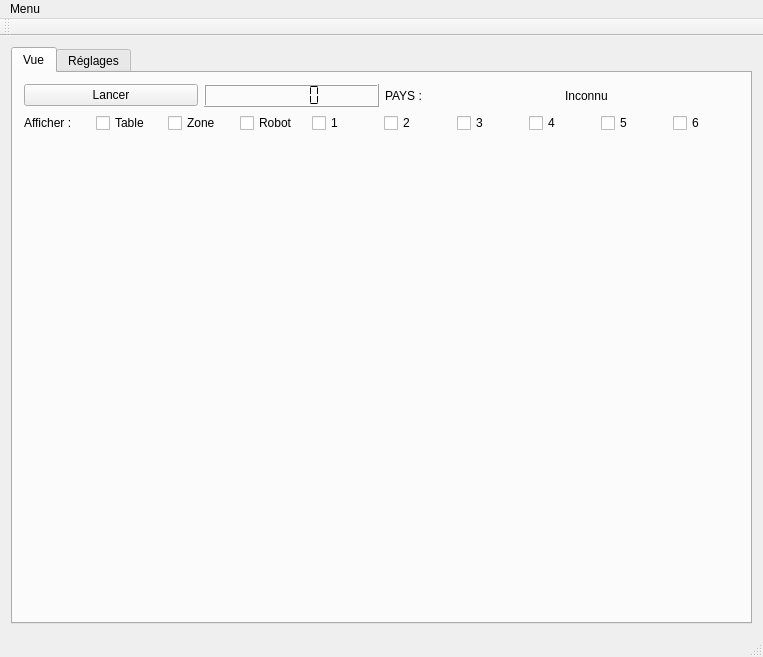
Before: the Qt Designer form OpenCV_test/mainwindow.ui in simonbeaudoin0935/Design3, drawn with Qt 5.
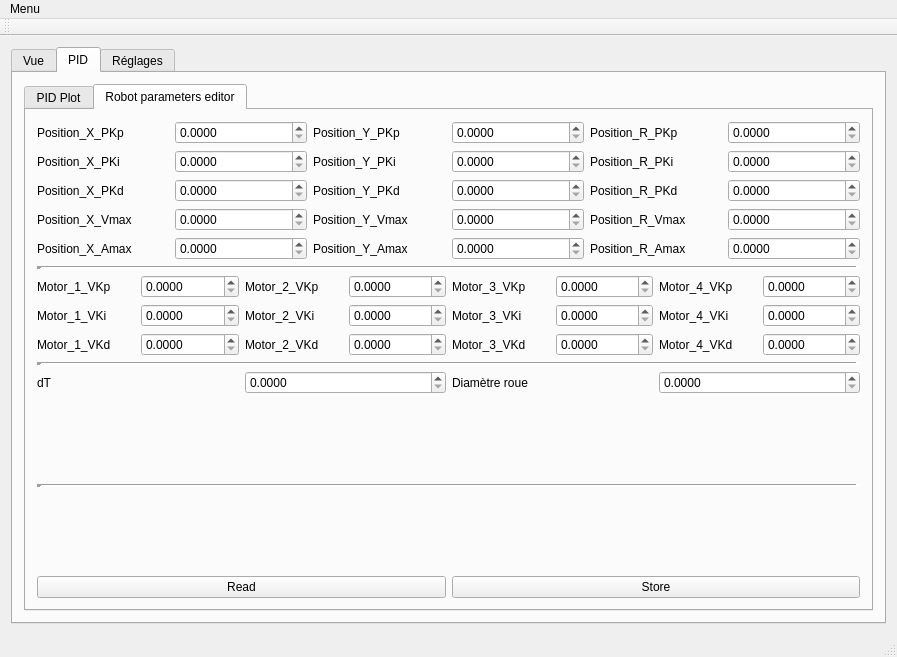
After: the same form once the commit is applied.

```diff
--- a/OpenCV_test/mainwindow.ui
+++ b/OpenCV_test/mainwindow.ui
@@ -6,7 +6,7 @@
    <rect>
     <x>0</x>
     <y>0</y>
-    <width>763</width>
+    <width>897</width>
     <height>657</height>
    </rect>
   </property>
@@ -18,7 +18,7 @@
     <item>
      <widget class="QTabWidget" name="tabWidget">
       <property name="currentIndex">
-       <number>0</number>
+       <number>1</number>
       </property>
       <widget class="QWidget" name="tab_View">
        <attribute name="title">
@@ -148,9 +148,9 @@
           <item>
            <widget class="QLabel" name="label_Computed_Image">
             <property name="sizePolicy">
-             <sizepolicy hsizetype="Expanding" vsizetype="Expanding">
-              <horstretch>0</horstretch>
-              <verstretch>0</verstretch>
+             <sizepolicy hsizetype="Preferred" vsizetype="Preferred">
+              <horstretch>1</horstretch>
+              <verstretch>1</verstretch>
              </sizepolicy>
             </property>
             <property name="text">
@@ -162,6 +162,922 @@
         </item>
        </layout>
       </widget>
+      <widget class="QWidget" name="tab_PID">
+       <attribute name="title">
+        <string>PID</string>
+       </attribute>
+       <layout class="QVBoxLayout" name="verticalLayout_4">
+        <item>
+         <widget class="QTabWidget" name="tabWidget_3">
+          <property name="currentIndex">
+           <number>1</number>
+          </property>
+          <widget class="QWidget" name="tab_8">
+           <attribute name="title">
+            <string>PID Plot</string>
+           </attribute>
+           <widget class="QWidget" name="">
+            <layout class="QVBoxLayout" name="verticalLayout_19">
+             <item>
+              <layout class="QHBoxLayout" name="horizontalLayout_24">
+               <item>
+                <widget class="QPushButton" name="pushButton_PID_Activate">
+                 <property name="text">
+                  <string>Activer</string>
+                 </property>
+                </widget>
+               </item>
+               <item>
+                <widget class="QPushButton" name="pushButton_PID_Pause_Play">
+                 <property name="text">
+                  <string>Pause</string>
+                 </property>
+                </widget>
+               </item>
+              </layout>
+             </item>
+             <item>
+              <layout class="QHBoxLayout" name="horizontalLayout_8">
+               <item>
+                <widget class="QPushButton" name="pushButton_PID_Start">
+                 <property name="text">
+                  <string>Lancer</string>
+                 </property>
+                </widget>
+               </item>
+               <item>
+                <widget class="QPushButton" name="pushButton_PID_Kill">
+                 <property name="text">
+                  <string>Interrompre</string>
+                 </property>
+                </widget>
+               </item>
+              </layout>
+             </item>
+             <item>
+              <layout class="QHBoxLayout" name="horizontalLayout_56">
+               <item>
+                <widget class="QRadioButton" name="radioButton_Deplacement_X">
+                 <property name="text">
+                  <string>Déplacement X (cm)</string>
+                 </property>
+                 <property name="checked">
+                  <bool>true</bool>
+                 </property>
+                </widget>
+               </item>
+               <item>
+                <widget class="QDoubleSpinBox" name="doubleSpinBox_Deplacement_X">
+                 <property name="minimum">
+                  <double>-99.989999999999995</double>
+                 </property>
+                </widget>
+               </item>
+               <item>
+                <widget class="QRadioButton" name="radioButton_Deplacement_Y">
+                 <property name="text">
+                  <string>Déplacement Y (cm)</string>
+                 </property>
+                </widget>
+               </item>
+               <item>
+                <widget class="QDoubleSpinBox" name="doubleSpinBox_Deplacement_Y">
+                 <property name="minimum">
+                  <double>-99.989999999999995</double>
+                 </property>
+                </widget>
+               </item>
+               <item>
+                <widget class="QRadioButton" name="radioButton_Deplacement_R">
+                 <property name="text">
+                  <string>Rotation (deg)</string>
+                 </property>
+                </widget>
+               </item>
+               <item>
+                <widget class="QDoubleSpinBox" name="doubleSpinBox_Deplacement_R">
+                 <property name="minimum">
+                  <double>-99.989999999999995</double>
+                 </property>
+                </widget>
+               </item>
+              </layout>
+             </item>
+             <item>
+              <layout class="QHBoxLayout" name="horizontalLayout_57">
+               <item>
+                <widget class="QCheckBox" name="checkBox_10">
+                 <property name="text">
+                  <string>Consigne Déplacement</string>
+                 </property>
+                </widget>
+               </item>
+               <item>
+                <widget class="QCheckBox" name="checkBox_11">
+                 <property name="text">
+                  <string>Consigne Vitesse</string>
+                 </property>
+                </widget>
+               </item>
+               <item>
+                <widget class="QCheckBox" name="checkBox_12">
+                 <property name="text">
+                  <string>Moteur 1</string>
+                 </property>
+                </widget>
+               </item>
+               <item>
+                <widget class="QCheckBox" name="checkBox_13">
+                 <property name="text">
+                  <string>Moteur 2</string>
+                 </property>
+                </widget>
+               </item>
+               <item>
+                <widget class="QCheckBox" name="checkBox_14">
+                 <property name="text">
+                  <string>Moteur 3</string>
+                 </property>
+                </widget>
+               </item>
+               <item>
+                <widget class="QCheckBox" name="checkBox_15">
+                 <property name="text">
+                  <string>Moteur 4</string>
+                 </property>
+                </widget>
+               </item>
+              </layout>
+             </item>
+            </layout>
+           </widget>
+          </widget>
+          <widget class="QWidget" name="tab_9">
+           <attribute name="title">
+            <string>Robot parameters editor</string>
+           </attribute>
+           <layout class="QVBoxLayout" name="verticalLayout_9">
+            <item>
+             <layout class="QVBoxLayout" name="verticalLayout_26">
+              <item>
+               <layout class="QHBoxLayout" name="horizontalLayout_52">
+                <item>
+                 <layout class="QHBoxLayout" name="horizontalLayout_6">
+                  <item>
+                   <layout class="QVBoxLayout" name="verticalLayout_16">
+                    <item>
+                     <layout class="QHBoxLayout" name="horizontalLayout_14">
+                      <item>
+                       <widget class="QLabel" name="label_19">
+                        <property name="text">
+                         <string>Position_X_PKp</string>
+                        </property>
+                       </widget>
+                      </item>
+                      <item>
+                       <widget class="QDoubleSpinBox" name="doubleSpinBox_Position_X_PKp">
+                        <property name="decimals">
+                         <number>4</number>
+                        </property>
+                        <property name="singleStep">
+                         <double>0.001000000000000</double>
+                        </property>
+                       </widget>
+                      </item>
+                     </layout>
+                    </item>
+                    <item>
+                     <layout class="QHBoxLayout" name="horizontalLayout_15">
+                      <item>
+                       <widget class="QLabel" name="label_20">
+                        <property name="text">
+                         <string>Position_X_PKi</string>
+                        </property>
+                       </widget>
+                      </item>
+                      <item>
+                       <widget class="QDoubleSpinBox" name="doubleSpinBox_Position_X_PKi">
+                        <property name="decimals">
+                         <number>4</number>
+                        </property>
+                        <property name="singleStep">
+                         <double>0.000100000000000</double>
+                        </property>
+                       </widget>
+                      </item>
+                     </layout>
+                    </item>
+                    <item>
+                     <layout class="QHBoxLayout" name="horizontalLayout_16">
+                      <item>
+                       <widget class="QLabel" name="label_21">
+                        <property name="text">
+                         <string>Position_X_PKd</string>
+                        </property>
+                       </widget>
+                      </item>
+                      <item>
+                       <widget class="QDoubleSpinBox" name="doubleSpinBox_Position_X_PKd">
+                        <property name="decimals">
+                         <number>4</number>
+                        </property>
+                        <property name="singleStep">
+                         <double>0.000100000000000</double>
+                        </property>
+                       </widget>
+                      </item>
+                     </layout>
+                    </item>
+                    <item>
+                     <layout class="QHBoxLayout" name="horizontalLayout_20">
+                      <item>
+                       <widget class="QLabel" name="label_25">
+                        <property name="text">
+                         <string>Position_X_Vmax</string>
+                        </property>
+                       </widget>
+                      </item>
+                      <item>
+                       <widget class="QDoubleSpinBox" name="doubleSpinBox_Position_X_Vmax">
+                        <property name="decimals">
+                         <number>4</number>
+                        </property>
+                        <property name="singleStep">
+                         <double>0.100000000000000</double>
+                        </property>
+                       </widget>
+                      </item>
+                     </layout>
+                    </item>
+                    <item>
+                     <layout class="QHBoxLayout" name="horizontalLayout_21">
+                      <item>
+                       <widget class="QLabel" name="label_26">
+                        <property name="text">
+                         <string>Position_X_Amax</string>
+                        </property>
+                       </widget>
+                      </item>
+                      <item>
+                       <widget class="QDoubleSpinBox" name="doubleSpinBox_Position_X_Amax">
+                        <property name="decimals">
+                         <number>4</number>
+                        </property>
+                        <property name="singleStep">
+                         <double>0.100000000000000</double>
+                        </property>
+                       </widget>
+                      </item>
+                     </layout>
+                    </item>
+                   </layout>
+                  </item>
+                 </layout>
+                </item>
+                <item>
+                 <layout class="QVBoxLayout" name="verticalLayout_20">
+                  <item>
+                   <layout class="QHBoxLayout" name="horizontalLayout_26">
+                    <item>
+                     <widget class="QLabel" name="label_29">
+                      <property name="text">
+                       <string>Position_Y_PKp</string>
+                      </property>
+                     </widget>
+                    </item>
+                    <item>
+                     <widget class="QDoubleSpinBox" name="doubleSpinBox_Position_Y_PKp">
+                      <property name="decimals">
+                       <number>4</number>
+                      </property>
+                      <property name="singleStep">
+                       <double>0.001000000000000</double>
+                      </property>
+                     </widget>
+                    </item>
+                   </layout>
+                  </item>
+                  <item>
+                   <layout class="QHBoxLayout" name="horizontalLayout_27">
+                    <item>
+                     <widget class="QLabel" name="label_30">
+                      <property name="text">
+                       <string>Position_Y_PKi</string>
+                      </property>
+                     </widget>
+                    </item>
+                    <item>
+                     <widget class="QDoubleSpinBox" name="doubleSpinBox_Position_Y_PKi">
+                      <property name="decimals">
+                       <number>4</number>
+                      </property>
+                      <property name="singleStep">
+                       <double>0.000100000000000</double>
+                      </property>
+                     </widget>
+                    </item>
+                   </layout>
+                  </item>
+                  <item>
+                   <layout class="QHBoxLayout" name="horizontalLayout_28">
+                    <item>
+                     <widget class="QLabel" name="label_31">
+                      <property name="text">
+                       <string>Position_Y_PKd</string>
+                      </property>
+                     </widget>
+                    </item>
+                    <item>
+                     <widget class="QDoubleSpinBox" name="doubleSpinBox_Position_Y_PKd">
+                      <property name="decimals">
+                       <number>4</number>
+                      </property>
+                      <property name="singleStep">
+                       <double>0.000100000000000</double>
+                      </property>
+                     </widget>
+                    </item>
+                   </layout>
+                  </item>
+                  <item>
+                   <layout class="QHBoxLayout" name="horizontalLayout_29">
+                    <item>
+                     <widget class="QLabel" name="label_32">
+                      <property name="text">
+                       <string>Position_Y_Vmax</string>
+                      </property>
+                     </widget>
+                    </item>
+                    <item>
+                     <widget class="QDoubleSpinBox" name="doubleSpinBox_Position_Y_Vmax">
+                      <property name="decimals">
+                       <number>4</number>
+                      </property>
+                      <property name="singleStep">
+                       <double>0.100000000000000</double>
+                      </property>
+                     </widget>
+                    </item>
+                   </layout>
+                  </item>
+                  <item>
+                   <layout class="QHBoxLayout" name="horizontalLayout_38">
+                    <item>
+                     <widget class="QLabel" name="label_40">
+                      <property name="text">
+                       <string>Position_Y_Amax</string>
+                      </property>
+                     </widget>
+                    </item>
+                    <item>
+                     <widget class="QDoubleSpinBox" name="doubleSpinBox_Position_Y_Amax">
+                      <property name="decimals">
+                       <number>4</number>
+                      </property>
+                      <property name="singleStep">
+                       <double>0.100000000000000</double>
+                      </property>
+                     </widget>
+                    </item>
+                   </layout>
+                  </item>
+                 </layout>
+                </item>
+                <item>
+                 <layout class="QHBoxLayout" name="horizontalLayout_25">
+                  <item>
+                   <layout class="QVBoxLayout" name="verticalLayout_21">
+                    <item>
+                     <layout class="QHBoxLayout" name="horizontalLayout_30">
+                      <item>
+                       <widget class="QLabel" name="label_33">
+                        <property name="text">
+                         <string>Position_R_PKp</string>
+                        </property>
+                       </widget>
+                      </item>
+                      <item>
+                       <widget class="QDoubleSpinBox" name="doubleSpinBox_Position_R_PKp">
+                        <property name="decimals">
+                         <number>4</number>
+                        </property>
+                        <property name="singleStep">
+                         <double>0.001000000000000</double>
+                        </property>
+                       </widget>
+                      </item>
+                     </layout>
+                    </item>
+                    <item>
+                     <layout class="QHBoxLayout" name="horizontalLayout_31">
+                      <item>
+                       <widget class="QLabel" name="label_34">
+                        <property name="text">
+                         <string>Position_R_PKi</string>
+                        </property>
+                       </widget>
+                      </item>
+                      <item>
+                       <widget class="QDoubleSpinBox" name="doubleSpinBox_Position_R_PKi">
+                        <property name="decimals">
+                         <number>4</number>
+                        </property>
+                        <property name="singleStep">
+                         <double>0.000100000000000</double>
+                        </property>
+                       </widget>
+                      </item>
+                     </layout>
+                    </item>
+                    <item>
+                     <layout class="QHBoxLayout" name="horizontalLayout_32">
+                      <item>
+                       <widget class="QLabel" name="label_35">
+                        <property name="text">
+                         <string>Position_R_PKd</string>
+                        </property>
+                       </widget>
+                      </item>
+                      <item>
+                       <widget class="QDoubleSpinBox" name="doubleSpinBox_Position_R_PKd">
+                        <property name="decimals">
+                         <number>4</number>
+                        </property>
+                        <property name="singleStep">
+                         <double>0.000100000000000</double>
+                        </property>
+                       </widget>
+                      </item>
+                     </layout>
+                    </item>
+                    <item>
+                     <layout class="QHBoxLayout" name="horizontalLayout_33">
+                      <item>
+                       <widget class="QLabel" name="label_36">
+                        <property name="text">
+                         <string>Position_R_Vmax</string>
+                        </property>
+                       </widget>
+                      </item>
+                      <item>
+                       <widget class="QDoubleSpinBox" name="doubleSpinBox_Position_R_Vmax">
+                        <property name="decimals">
+                         <number>4</number>
+                        </property>
+                        <property name="singleStep">
+                         <double>0.100000000000000</double>
+                        </property>
+                       </widget>
+                      </item>
+                     </layout>
+                    </item>
+                    <item>
+                     <layout class="QHBoxLayout" name="horizontalLayout_42">
+                      <item>
+                       <widget class="QLabel" name="label_44">
+                        <property name="text">
+                         <string>Position_R_Amax</string>
+                        </property>
+                       </widget>
+                      </item>
+                      <item>
+                       <widget class="QDoubleSpinBox" name="doubleSpinBox_Position_R_Amax">
+                        <property name="decimals">
+                         <number>4</number>
+                        </property>
+                        <property name="singleStep">
+                         <double>0.100000000000000</double>
+                        </property>
+                       </widget>
+                      </item>
+                     </layout>
+                    </item>
+                   </layout>
+                  </item>
+                 </layout>
+                </item>
+               </layout>
+              </item>
+              <item>
+               <widget class="Line" name="line_5">
+                <property name="lineWidth">
+                 <number>5</number>
+                </property>
+                <property name="orientation">
+                 <enum>Qt::Horizontal</enum>
+                </property>
+               </widget>
+              </item>
+              <item>
+               <layout class="QHBoxLayout" name="horizontalLayout_53">
+                <item>
+                 <layout class="QHBoxLayout" name="horizontalLayout_34">
+                  <item>
+                   <layout class="QVBoxLayout" name="verticalLayout_22">
+                    <item>
+                     <layout class="QHBoxLayout" name="horizontalLayout_35">
+                      <item>
+                       <widget class="QLabel" name="label_37">
+                        <property name="text">
+                         <string>Motor_1_VKp</string>
+                        </property>
+                       </widget>
+                      </item>
+                      <item>
+                       <widget class="QDoubleSpinBox" name="doubleSpinBox_Motor_1_VKp">
+                        <property name="decimals">
+                         <number>4</number>
+                        </property>
+                        <property name="singleStep">
+                         <double>0.001000000000000</double>
+                        </property>
+                       </widget>
+                      </item>
+                     </layout>
+                    </item>
+                    <item>
+                     <layout class="QHBoxLayout" name="horizontalLayout_36">
+                      <item>
+                       <widget class="QLabel" name="label_38">
+                        <property name="text">
+                         <string>Motor_1_VKi</string>
+                        </property>
+                       </widget>
+                      </item>
+                      <item>
+                       <widget class="QDoubleSpinBox" name="doubleSpinBox_Motor_1_VKi">
+                        <property name="decimals">
+                         <number>4</number>
+                        </property>
+                        <property name="singleStep">
+                         <double>0.000100000000000</double>
+                        </property>
+                       </widget>
+                      </item>
+                     </layout>
+                    </item>
+                    <item>
+                     <layout class="QHBoxLayout" name="horizontalLayout_37">
+                      <item>
+                       <widget class="QLabel" name="label_39">
+                        <property name="text">
+                         <string>Motor_1_VKd</string>
+                        </property>
+                       </widget>
+                      </item>
+                      <item>
+                       <widget class="QDoubleSpinBox" name="doubleSpinBox_Motor_1_VKd">
+                        <property name="decimals">
+                         <number>4</number>
+                        </property>
+                        <property name="singleStep">
+                         <double>0.000100000000000</double>
+                        </property>
+                       </widget>
+                      </item>
+                     </layout>
+                    </item>
+                   </layout>
+                  </item>
+                  <item>
+                   <layout class="QVBoxLayout" name="verticalLayout_23">
+                    <item>
+                     <layout class="QHBoxLayout" name="horizontalLayout_39">
+                      <item>
+                       <widget class="QLabel" name="label_41">
+                        <property name="text">
+                         <string>Motor_2_VKp</string>
+                        </property>
+                       </widget>
+                      </item>
+                      <item>
+                       <widget class="QDoubleSpinBox" name="doubleSpinBox_Motor_2_VKp">
+                        <property name="decimals">
+                         <number>4</number>
+                        </property>
+                        <property name="singleStep">
+                         <double>0.001000000000000</double>
+                        </property>
+                       </widget>
+                      </item>
+                     </layout>
+                    </item>
+                    <item>
+                     <layout class="QHBoxLayout" name="horizontalLayout_40">
+                      <item>
+                       <widget class="QLabel" name="label_42">
+                        <property name="text">
+                         <string>Motor_2_VKi</string>
+                        </property>
+                       </widget>
+                      </item>
+                      <item>
+                       <widget class="QDoubleSpinBox" name="doubleSpinBox_Motor_2_VKi">
+                        <property name="decimals">
+                         <number>4</number>
+                        </property>
+                        <property name="singleStep">
+                         <double>0.000100000000000</double>
+                        </property>
+                       </widget>
+                      </item>
+                     </layout>
+                    </item>
+                    <item>
+                     <layout class="QHBoxLayout" name="horizontalLayout_41">
+                      <item>
+                       <widget class="QLabel" name="label_43">
+                        <property name="text">
+                         <string>Motor_2_VKd</string>
+                        </property>
+                       </widget>
+                      </item>
+                      <item>
+                       <widget class="QDoubleSpinBox" name="doubleSpinBox_Motor_2_VKd">
+                        <property name="decimals">
+                         <number>4</number>
+                        </property>
+                        <property name="singleStep">
+                         <double>0.000100000000000</double>
+                        </property>
+                       </widget>
+                      </item>
+                     </layout>
+                    </item>
+                   </layout>
+                  </item>
+                 </layout>
+                </item>
+                <item>
+                 <layout class="QHBoxLayout" name="horizontalLayout_43">
+                  <item>
+                   <layout class="QVBoxLayout" name="verticalLayout_24">
+                    <item>
+                     <layout class="QHBoxLayout" name="horizontalLayout_44">
+                      <item>
+                       <widget class="QLabel" name="label_45">
+                        <property name="text">
+                         <string>Motor_3_VKp</string>
+                        </property>
+                       </widget>
+                      </item>
+                      <item>
+                       <widget class="QDoubleSpinBox" name="doubleSpinBox_Motor_3_VKp">
+                        <property name="decimals">
+                         <number>4</number>
+                        </property>
+                        <property name="singleStep">
+                         <double>0.001000000000000</double>
+                        </property>
+                       </widget>
+                      </item>
+                     </layout>
+                    </item>
+                    <item>
+                     <layout class="QHBoxLayout" name="horizontalLayout_45">
+                      <item>
+                       <widget class="QLabel" name="label_46">
+                        <property name="text">
+                         <string>Motor_3_VKi</string>
+                        </property>
+                       </widget>
+                      </item>
+                      <item>
+                       <widget class="QDoubleSpinBox" name="doubleSpinBox_Motor_3_VKi">
+                        <property name="decimals">
+                         <number>4</number>
+                        </property>
+                        <property name="singleStep">
+                         <double>0.000100000000000</double>
+                        </property>
+                       </widget>
+                      </item>
+                     </layout>
+                    </item>
+                    <item>
+                     <layout class="QHBoxLayout" name="horizontalLayout_46">
+                      <item>
+                       <widget class="QLabel" name="label_47">
+                        <property name="text">
+                         <string>Motor_3_VKd</string>
+                        </property>
+                       </widget>
+                      </item>
+                      <item>
+                       <widget class="QDoubleSpinBox" name="doubleSpinBox_Motor_3_VKd">
+                        <property name="decimals">
+                         <number>4</number>
+                        </property>
+                        <property name="singleStep">
+                         <double>0.000100000000000</double>
+                        </property>
+                       </widget>
+                      </item>
+                     </layout>
+                    </item>
+                   </layout>
+                  </item>
+                  <item>
+                   <layout class="QVBoxLayout" name="verticalLayout_25">
+                    <item>
+                     <layout class="QHBoxLayout" name="horizontalLayout_48">
+                      <item>
+                       <widget class="QLabel" name="label_49">
+                        <property name="text">
+                         <string>Motor_4_VKp</string>
+                        </property>
+                       </widget>
+                      </item>
+                      <item>
+                       <widget class="QDoubleSpinBox" name="doubleSpinBox_Motor_4_VKp">
+                        <property name="decimals">
+                         <number>4</number>
+                        </property>
+                        <property name="singleStep">
+                         <double>0.001000000000000</double>
+                        </property>
+                       </widget>
+                      </item>
+                     </layout>
+                    </item>
+                    <item>
+                     <layout class="QHBoxLayout" name="horizontalLayout_49">
+                      <item>
+                       <widget class="QLabel" name="label_50">
+                        <property name="text">
+                         <string>Motor_4_VKi</string>
+                        </property>
+                       </widget>
+                      </item>
+                      <item>
+                       <widget class="QDoubleSpinBox" name="doubleSpinBox_Motor_4_VKi">
+                        <property name="decimals">
+                         <number>4</number>
+                        </property>
+                        <property name="singleStep">
+                         <double>0.000100000000000</double>
+                        </property>
+                       </widget>
+                      </item>
+                     </layout>
+                    </item>
+                    <item>
+                     <layout class="QHBoxLayout" name="horizontalLayout_50">
+                      <item>
+                       <widget class="QLabel" name="label_51">
+                        <property name="text">
+                         <string>Motor_4_VKd</string>
+                        </property>
+                       </widget>
+                      </item>
+                      <item>
+                       <widget class="QDoubleSpinBox" name="doubleSpinBox_Motor_4_VKd">
+                        <property name="decimals">
+                         <number>4</number>
+                        </property>
+                        <property name="singleStep">
+                         <double>0.000100000000000</double>
+                        </property>
+                       </widget>
+                      </item>
+                     </layout>
+                    </item>
+                   </layout>
+                  </item>
+                 </layout>
+                </item>
+               </layout>
+              </item>
+              <item>
+               <widget class="Line" name="line_6">
+                <property name="lineWidth">
+                 <number>5</number>
+                </property>
+                <property name="orientation">
+                 <enum>Qt::Horizontal</enum>
+                </property>
+               </widget>
+              </item>
+              <item>
+               <layout class="QHBoxLayout" name="horizontalLayout_54">
+                <item>
+                 <layout class="QHBoxLayout" name="horizontalLayout_22">
+                  <item>
+                   <widget class="QLabel" name="label_27">
+                    <property name="text">
+                     <string>dT</string>
+                    </property>
+                   </widget>
+                  </item>
+                  <item>
+                   <widget class="QDoubleSpinBox" name="doubleSpinBox_dT">
+                    <property name="decimals">
+                     <number>4</number>
+                    </property>
+                    <property name="singleStep">
+                     <double>0.100000000000000</double>
+                    </property>
+                   </widget>
+                  </item>
+                 </layout>
+                </item>
+                <item>
+                 <layout class="QHBoxLayout" name="horizontalLayout_23">
+                  <item>
+                   <widget class="QLabel" name="label_28">
+                    <property name="text">
+                     <string>Diamètre roue</string>
+                    </property>
+                   </widget>
+                  </item>
+                  <item>
+                   <widget class="QDoubleSpinBox" name="doubleSpinBox_wheelDiameter">
+                    <property name="decimals">
+                     <number>4</number>
+                    </property>
+                    <property name="singleStep">
+                     <double>0.100000000000000</double>
+                    </property>
+                   </widget>
+                  </item>
+                 </layout>
+                </item>
+               </layout>
+              </item>
+              <item>
+               <spacer name="verticalSpacer_3">
+                <property name="orientation">
+                 <enum>Qt::Vertical</enum>
+                </property>
+                <property name="sizeHint" stdset="0">
+                 <size>
+                  <width>20</width>
+                  <height>40</height>
+                 </size>
+                </property>
+               </spacer>
+              </item>
+              <item>
+               <widget class="Line" name="line_7">
+                <property name="lineWidth">
+                 <number>5</number>
+                </property>
+                <property name="orientation">
+                 <enum>Qt::Horizontal</enum>
+                </property>
+               </widget>
+              </item>
+              <item>
+               <spacer name="verticalSpacer_2">
+                <property name="orientation">
+                 <enum>Qt::Vertical</enum>
+                </property>
+                <property name="sizeHint" stdset="0">
+                 <size>
+                  <width>20</width>
+                  <height>40</height>
+                 </size>
+                </property>
+               </spacer>
+              </item>
+              <item>
+               <layout class="QHBoxLayout" name="horizontalLayout_55">
+                <item>
+                 <widget class="QPushButton" name="pushButton_Read_PID_Values">
+                  <property name="sizePolicy">
+                   <sizepolicy hsizetype="Minimum" vsizetype="Preferred">
+                    <horstretch>0</horstretch>
+                    <verstretch>0</verstretch>
+                   </sizepolicy>
+                  </property>
+                  <property name="text">
+                   <string>Read</string>
+                  </property>
+                 </widget>
+                </item>
+                <item>
+                 <widget class="QPushButton" name="pushButton_Store_PID_Values">
+                  <property name="sizePolicy">
+                   <sizepolicy hsizetype="Minimum" vsizetype="Preferred">
+                    <horstretch>0</horstretch>
+                    <verstretch>0</verstretch>
+                   </sizepolicy>
+                  </property>
+                  <property name="text">
+                   <string>Store</string>
+                  </property>
+                 </widget>
+                </item>
+               </layout>
+              </item>
+             </layout>
+            </item>
+           </layout>
+          </widget>
+         </widget>
+        </item>
+       </layout>
+      </widget>
       <widget class="QWidget" name="tab_Camera_Settings">
        <attribute name="title">
         <string>Réglages</string>
@@ -388,7 +1304,7 @@
     <rect>
      <x>0</x>
      <y>0</y>
-     <width>763</width>
+     <width>897</width>
      <height>22</height>
     </rect>
    </property>
```
